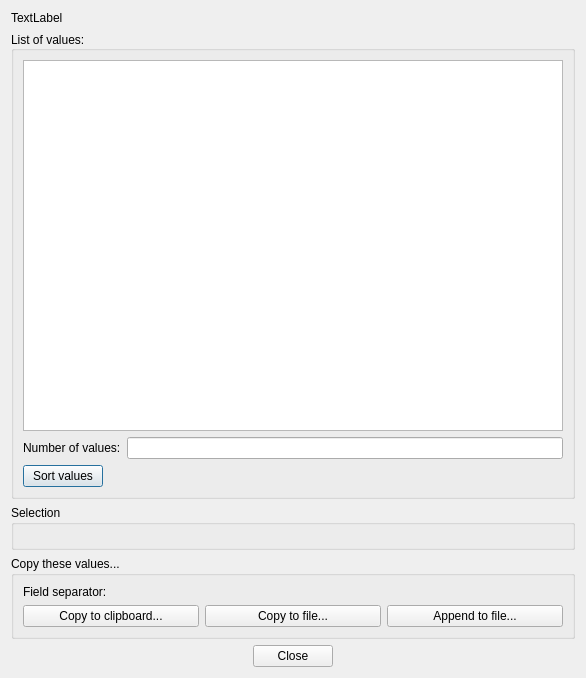
The window that libpvguiqt/src/PVListDisplayDlg.ui (squey/squey) describes before a commit, drawn with Qt 5.
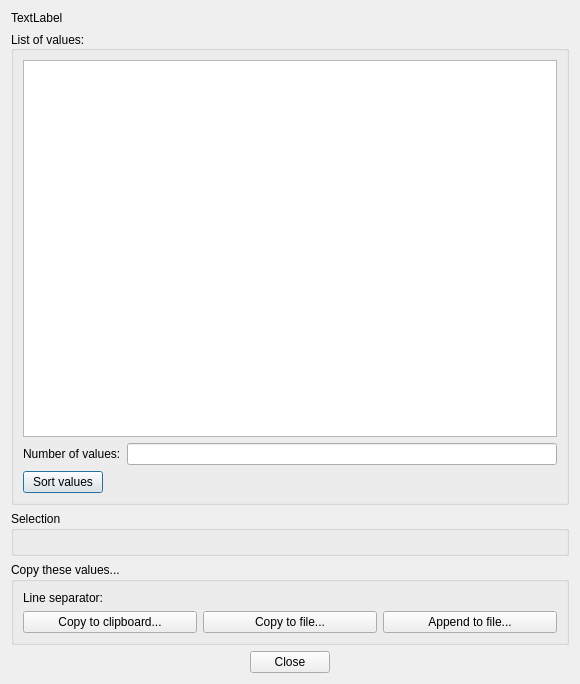
The same window after the commit. Custom widgets are drawn as their Qt base class.

Commit message: [PVAbstractListStatsDlg] Added support for exporting data to CSV (with or without count values).

What changed in the file:
```diff
--- a/libpvguiqt/src/PVListDisplayDlg.ui
+++ b/libpvguiqt/src/PVListDisplayDlg.ui
@@ -6,8 +6,8 @@
    <rect>
     <x>0</x>
     <y>0</y>
-    <width>586</width>
-    <height>678</height>
+    <width>580</width>
+    <height>684</height>
    </rect>
   </property>
   <property name="windowTitle">
@@ -121,7 +121,7 @@
         <item>
          <widget class="QLabel" name="label">
           <property name="text">
-           <string>Field separator:</string>
+           <string>Line separator:</string>
           </property>
          </widget>
         </item>
```
Left out of the diff: 2 changed lines with no effect on the pictures. The commit also changes 4 other files.
